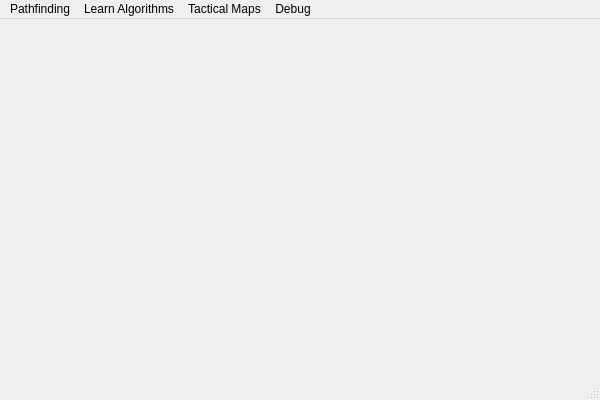
Old version of the form src/aimainwindow.ui in the repository chFleschutz/ai-for-games.
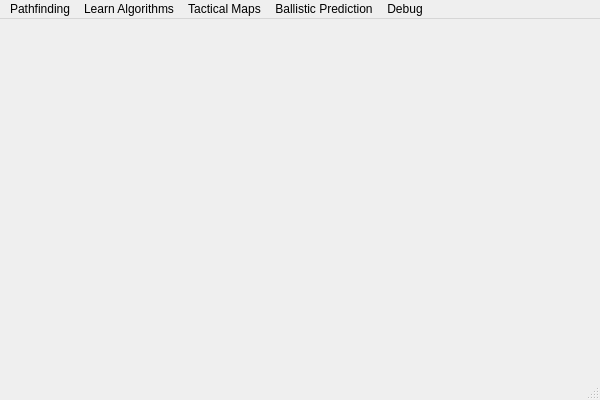
New version of the form. Icons and pictures are not drawn.

Commit message: Add widget for ballistic prediction

```diff
--- a/src/aimainwindow.ui
+++ b/src/aimainwindow.ui
@@ -24,7 +24,7 @@
      <x>0</x>
      <y>0</y>
      <width>600</width>
-     <height>22</height>
+     <height>21</height>
     </rect>
    </property>
    <widget class="QMenu" name="menuDebug">
@@ -53,9 +53,16 @@
     <addaction name="actionTactical_Maps"/>
     <addaction name="actionCombined_Maps"/>
    </widget>
+   <widget class="QMenu" name="menuBallistic_Prediction">
+    <property name="title">
+     <string>Ballistic Prediction</string>
+    </property>
+    <addaction name="actionBallistic_Prediction"/>
+   </widget>
    <addaction name="menuPathfinding"/>
    <addaction name="menuLearn_Algorithms"/>
    <addaction name="menuTactical_Maps"/>
+   <addaction name="menuBallistic_Prediction"/>
    <addaction name="menuDebug"/>
   </widget>
   <widget class="QStatusBar" name="statusBar"/>
```
Left out of the diff: 22 changed lines with no effect on the pictures. The commit also changes 6 other files.
